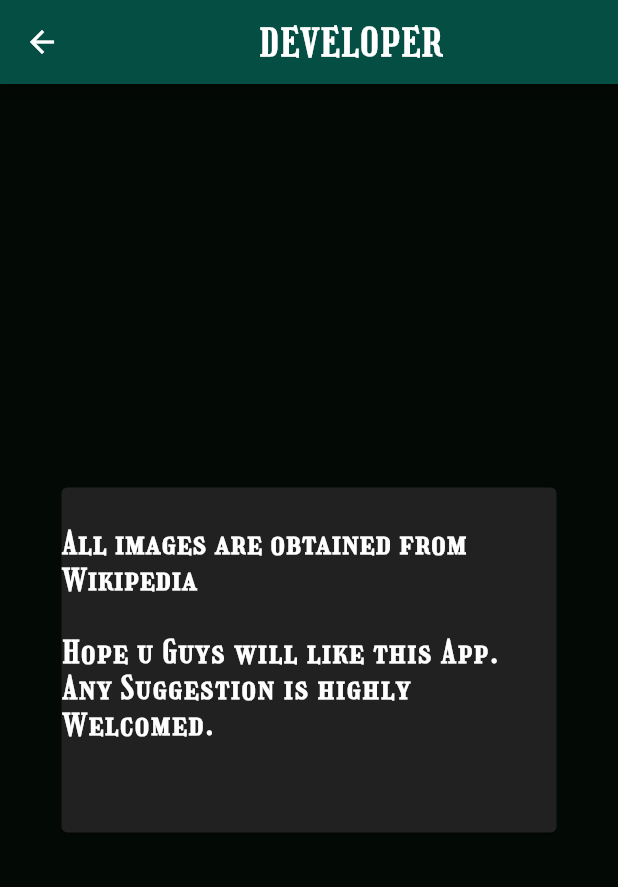
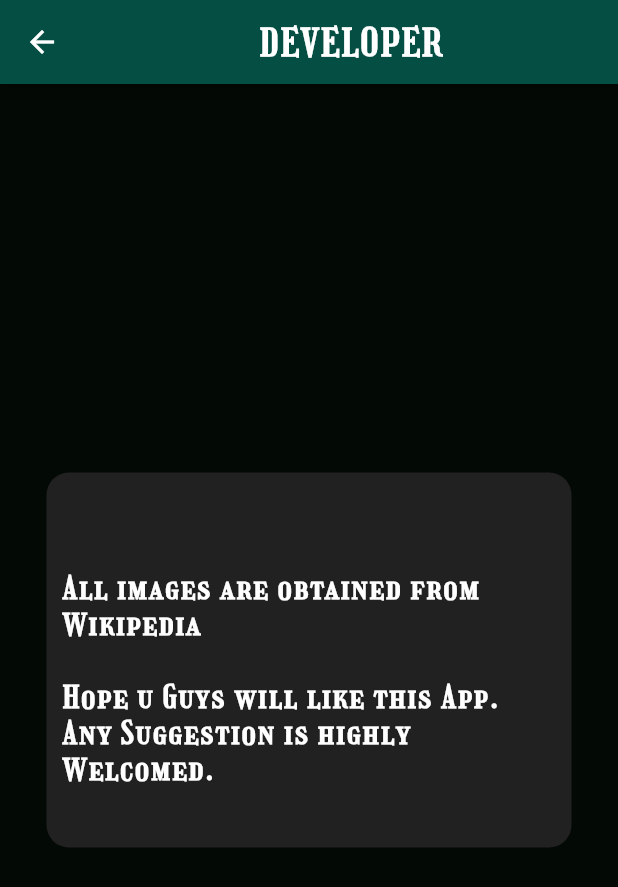
Before and after one commit to Im-awesome-Aadi/Harry_Potter, a Flutter app: the abou screen opened directly, on a phone screen of 412 x 824 dp. Shown: the top 887 px of the screen. Run offline on Flutter 3.47's test engine with Material 2 defaults, Android fonts, the phone set to English and light mode, and no system bars; our stand-ins replace flutter_spinkit, shared_preferences, transparent_image; accounts and stored records are empty; network calls fail.

Commit message:
Update aboutapp.dart

```diff
--- a/lib/aboutapp.dart
+++ b/lib/aboutapp.dart
@@ -9,21 +9,25 @@ class abou extends StatelessWidget {
       ),
       body: Center(
         child: Container(
+          decoration: BoxDecoration(
+            color: Colors.grey[900],
+            borderRadius: BorderRadius.circular(15)
+          ),
+          padding: EdgeInsets.all(10),
           height: 250,
           width: 350,
           child: Center(
-            child: Card(
-              margin: EdgeInsets.all(10),
-              color: Colors.grey[900],
-              child: Column(
+            child:
+               Column(
+                 mainAxisAlignment: MainAxisAlignment.center,
                 children: <Widget>[
                   SizedBox(height: 25,),
-                  Center(child: Text("All images are obtained from Wikipedia ",style: TextStyle(fontFamily: "Girassol",fontWeight: FontWeight.bold,fontSize: 20, letterSpacing: 1.2),)),
+                  Center(child: Text("All images are obtained from Wikipedia ",style: TextStyle(fontFamily: "Girassol",fontWeight: FontWeight.bold,fontSize: 20, letterSpacing: 1.5),)),
                   SizedBox(height: 25,),
                   Center(child: Text("Hope u Guys will like this App. Any Suggestion is highly Welcomed.",style: TextStyle(fontFamily: "Girassol",fontWeight: FontWeight.bold,fontSize: 20, letterSpacing: 1.5),))
                 ],
               ),
-            ),
+
           ),
         ),
       ),
```
